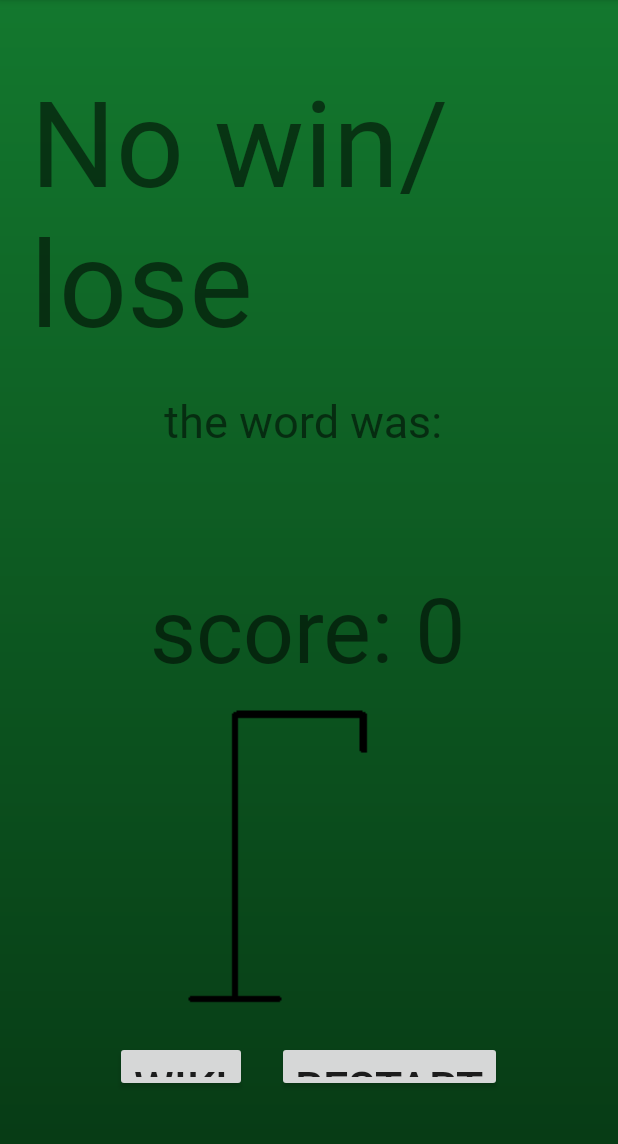
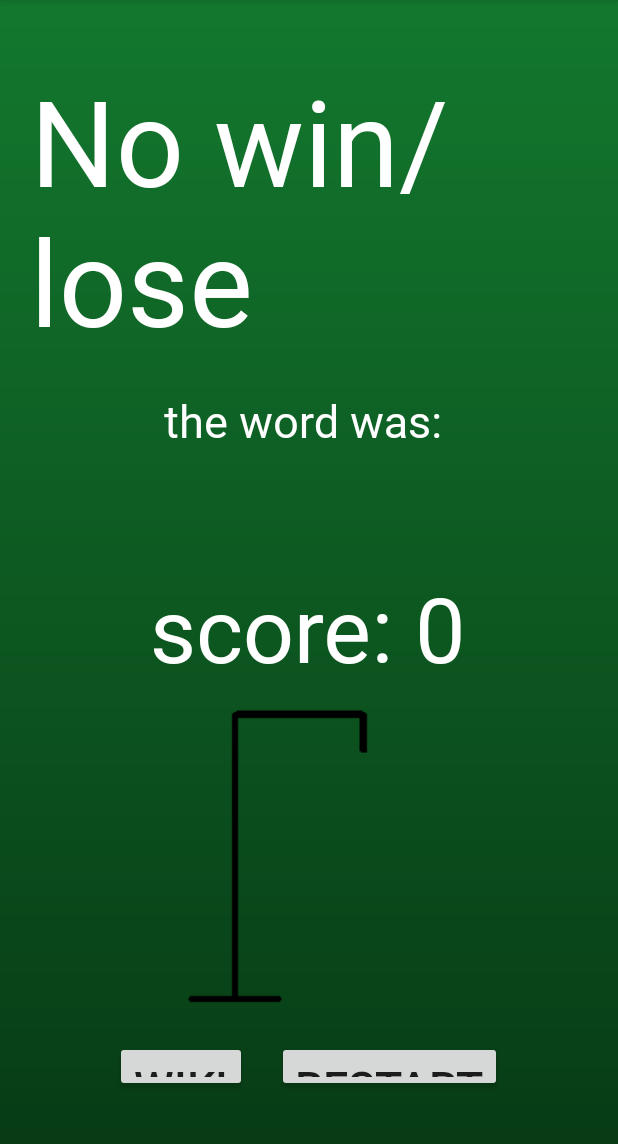
Before and after one commit to asamahayder/Galgespil_Aflevering, an Android app: the ScoreActivity screen opened directly, with no data from a screen before it, on a phone screen of 412 x 824 dp, the part 84-1228 px from its top. Run offline under Robolectric (Android 15) with nearby library versions, the phone set to English and light mode, and no system bars; network calls fail; 2 statements that could not run were skipped.

Commit message:
gjorde så der kommer et billede, når man vinder/taber, af stickmanden, som enten er glad eller død.

```diff
--- a/src/main/java/com/example/galgespil_aflevering/ScoreActivity.java
+++ b/src/main/java/com/example/galgespil_aflevering/ScoreActivity.java
@@ -7,6 +7,7 @@ import android.net.Uri;
 import android.os.Bundle;
 import android.view.View;
 import android.widget.Button;
+import android.widget.ImageView;
 import android.widget.TextView;
 
 public class ScoreActivity extends AppCompatActivity implements View.OnClickListener {
@@ -16,6 +17,7 @@ public class ScoreActivity extends AppCompatActivity implements View.OnClickList
     TextView word;
     Button wiki;
     Button playAgain;
+    ImageView imageView;
 
     @Override
     protected void onCreate(Bundle savedInstanceState) {
@@ -27,6 +29,7 @@ public class ScoreActivity extends AppCompatActivity implements View.OnClickList
         word = findViewById(R.id.wordText2);
         wiki = findViewById(R.id.wikipediaButton);
         playAgain = findViewById(R.id.playAgainButton);
+        imageView = findViewById(R.id.stickmanImage);
 
         String statusString = getIntent().getStringExtra("status");
         int scoreInt = getIntent().getIntExtra("score",0);
@@ -34,12 +37,14 @@ public class ScoreActivity extends AppCompatActivity implements View.OnClickList
         String wordString = getIntent().getStringExtra("word");
         if (statusString.equals("won")){
             status.setText(R.string.statusWon);
+            imageView.setImageResource(R.drawable.win);
 
         }else if (statusString.equals("lost")){
             status.setText(R.string.statusLost);
+            imageView.setImageResource(R.drawable.lose);
 
         }else {
-            status.setText(R.string.ErrorAtStatus);
+            status.setText(R.string.ErrorAtStatus); //for error checking
         }
         score.setText("score: " + scoreString);
         word.setText(wordString);
--- a/src/main/res/layout/activity_score.xml
+++ b/src/main/res/layout/activity_score.xml
@@ -28,6 +28,7 @@
             android:layout_marginBottom="20dp"
             android:fontFamily="@font/dk_crayon_crumble"
             android:text="you won"
+            android:textColor="@color/white"
             android:textSize="80sp" />
 
         <TextView
@@ -35,6 +36,7 @@
             android:layout_width="wrap_content"
             android:layout_height="wrap_content"
             android:fontFamily="@font/dk_crayon_crumble"
+            android:textColor="@color/white"
             android:text="the word was: "
             android:textSize="30sp" />
 
@@ -43,6 +45,7 @@
             android:layout_width="wrap_content"
             android:layout_height="wrap_content"
             android:fontFamily="@font/dk_crayon_crumble"
+            android:textColor="@color/white"
             android:text="XXXXXX"
             android:textSize="50sp" />
 
@@ -52,6 +55,7 @@
             android:layout_height="wrap_content"
             android:layout_margin="10dp"
             android:fontFamily="@font/dk_crayon_crumble"
+            android:textColor="@color/white"
             android:text="score:"
             android:textSize="60sp" />
 
```
